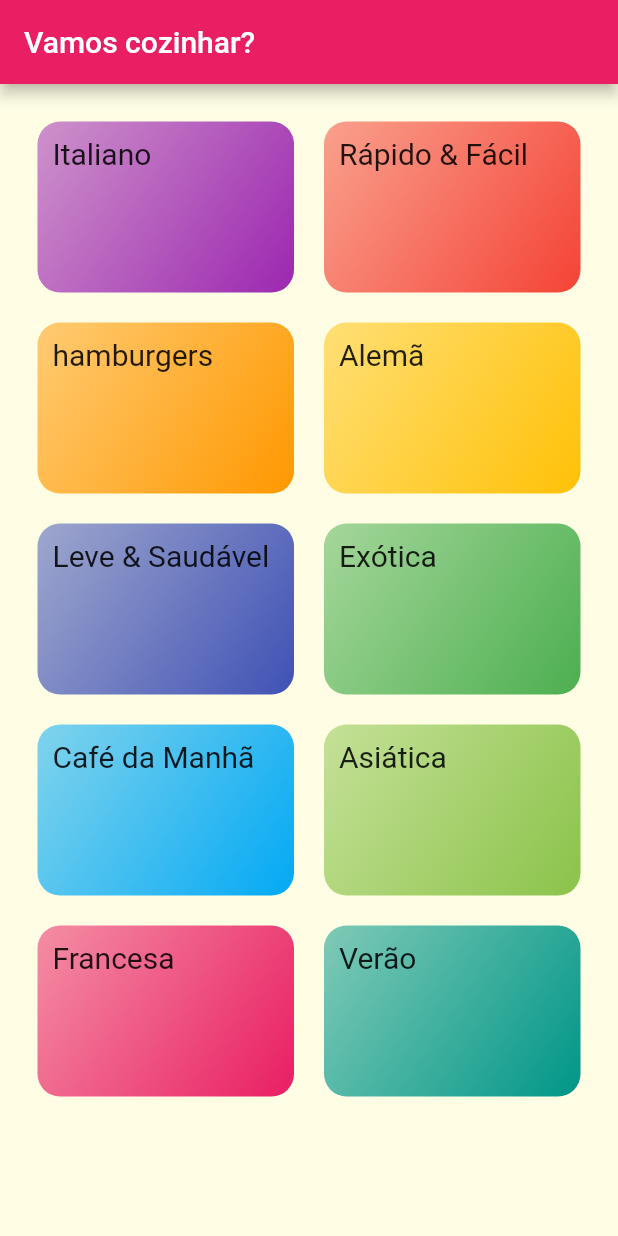
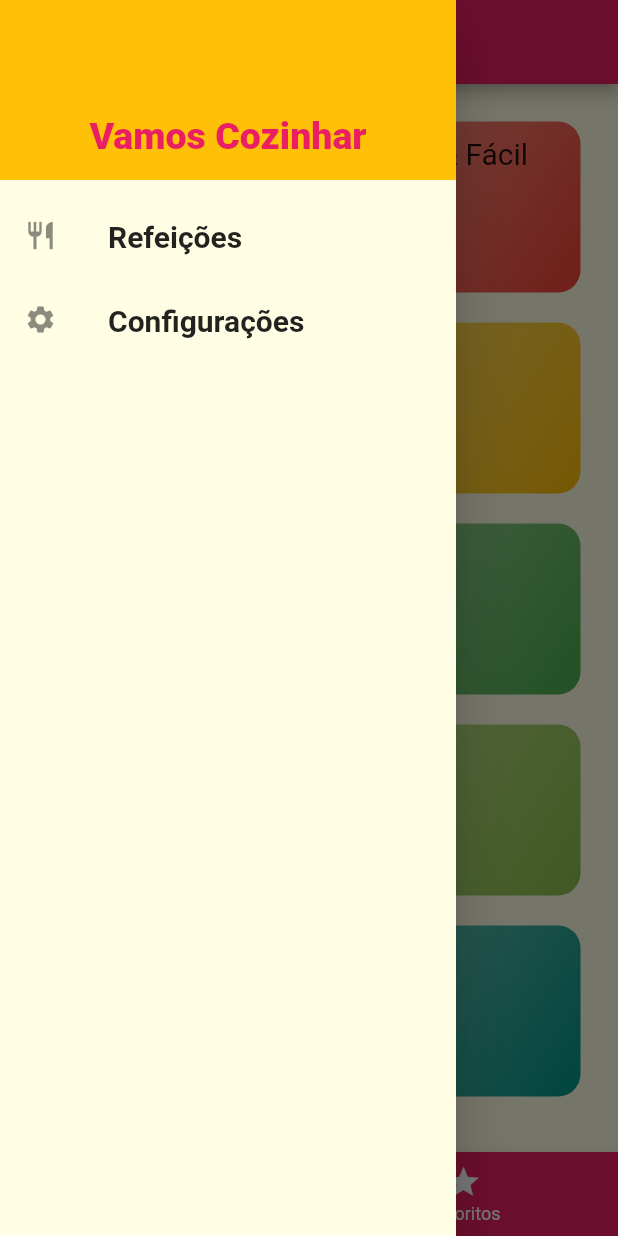
Before and after one commit to mateusdiasherculano/AplicativoRefeicao, a Flutter app: the screen it shows after launch, with the side drawer open (before the commit the screen has no drawer), on a phone screen of 412 x 824 dp. Run offline on Flutter 3.47's test engine with Material 2 defaults, Android fonts, the phone set to English and light mode, and no system bars.

Commit message:
atualições de tela

```diff
--- /dev/null
+++ b/lib/components/main_drawer.dart
@@ -0,0 +1,60 @@
+import 'package:flutter/material.dart';
+import 'package:flutter/src/foundation/key.dart';
+import 'package:flutter/src/widgets/framework.dart';
+import 'package:meals/utils/app_routes.dart';
+
+class MainDrawer extends StatelessWidget {
+  Widget _createItem(IconData icon, String label, VoidCallback onTap) {
+    return ListTile(
+      leading: Icon(
+        icon,
+        size: 22,
+      ),
+      title: Text(
+        label,
+        style: const TextStyle(
+        fontFamily: 'RobotoCondensed',
+        fontSize: 20,
+        fontWeight: FontWeight.bold,
+      ),
+     ),
+    onTap: onTap,
+    );
+  }
+
+  @override
+  Widget build(BuildContext context) {
+    return Drawer(
+      child: Column(
+        children: [
+          Container(
+            height: 120,
+            width: double.infinity,
+            padding: const EdgeInsets.all(15),
+            color: Theme.of(context).colorScheme.secondary,
+            alignment: Alignment.bottomCenter,
+            child: Text(
+              'Vamos Cozinhar',
+              style: TextStyle(
+                fontWeight: FontWeight.w800,
+                fontSize: 25,
+                color: Theme.of(context).colorScheme.primary,
+              ),
+            ),
+          ),
+          const SizedBox(height: 10),
+          _createItem(
+            Icons.restaurant,
+            'Refeições',
+            () => Navigator.of(context).pushReplacementNamed(AppRoutes.HOME)
+          ),
+          _createItem(
+            Icons.settings,
+            'Configurações',
+            () => Navigator.of(context).pushReplacementNamed(AppRoutes.SETTINGS)
+          ),
+        ],
+      ),
+    );
+  }
+}
--- a/lib/components/meal_item.dart
+++ b/lib/components/meal_item.dart
@@ -13,7 +13,9 @@ class MealItem extends StatelessWidget {
     Navigator.of(context).pushNamed(
       AppRoutes.MEAL_DETAIL,
       arguments: meal,
-    );
+    ).then((result){
+
+    });
   }
 
   @override
--- a/lib/main.dart
+++ b/lib/main.dart
@@ -1,13 +1,57 @@
 import 'package:flutter/material.dart';
+import 'package:meals/data/dummy_data.dart';
 import 'package:meals/models/category.dart';
+import 'package:meals/models/settings.dart';
 import 'package:meals/screens/categories_meals_screen.dart';
 import 'package:meals/screens/category_screen.dart';
 import 'package:meals/screens/meal_detail_screen.dart';
+import 'package:meals/screens/settings_screen.dart';
+import 'package:meals/screens/tabs_screen.dart';
 import 'package:meals/utils/app_routes.dart';
+
+import 'models/meal.dart';
 
 void main() => runApp(MyApp());
 
-class MyApp extends StatelessWidget {
+class MyApp extends StatefulWidget {
+  @override
+  State<MyApp> createState() => _MyAppState();
+}
+
+class _MyAppState extends State<MyApp> {
+  Settings settings = Settings();
+  List<Meal> _availableMeals = DUMMY_MEALS;
+  List<Meal> _favoriteMeals = [];
+
+  void _filterMeals(Settings settings) {
+    setState(() {
+      this.settings = settings;
+      _availableMeals = DUMMY_MEALS.where((meal) {
+        final filterGluten = settings.isGlutenFree && !meal.isGlutenFree;
+        final filterLactose = settings.isLactoseFree && !meal.isLactoseFree;
+        final filterVegan = settings.isVegan && !meal.isVegan;
+        final filterVegetarian = settings.isVegetarian && !meal.isVegetarian;
+
+        return !filterGluten &&
+            !filterLactose &&
+            !filterVegan &&
+            !filterVegetarian;
+      }).toList();
+    });
+  }
+
+  void _toggleFavorite(Meal meal) {
+    setState(() {
+      _favoriteMeals.contains(meal)
+          ? _favoriteMeals.remove(meal)
+          : _favoriteMeals.add(meal);
+    });
+  }
+
+  bool _isFavorite(Meal meal) {
+    return _favoriteMeals.contains(meal);
+  }
+
   @override
   Widget build(BuildContext context) {
     return MaterialApp(
@@ -26,10 +70,12 @@ class MyApp extends StatelessWidget {
               ),
             ),
       ),
-      home: CategoriesScreen(),
+      home: TabsScreen(_favoriteMeals),
       routes: {
-        AppRoutes.CATEGORIES_MEALS: (context) => CategoriesMealsScreen(),
-        AppRoutes.MEAL_DETAIL: (context) => MealDetailScreen()
+        AppRoutes.CATEGORIES_MEALS: (context) =>
+            CategoriesMealsScreen(_availableMeals),
+        AppRoutes.MEAL_DETAIL: (context) => MealDetailScreen(_toggleFavorite,_isFavorite),
+        AppRoutes.SETTINGS: (context) => SettingsScreen(_filterMeals, settings),
       },
     );
   }
--- /dev/null
+++ b/lib/models/settings.dart
@@ -0,0 +1,13 @@
+class Settings {
+  bool isGlutenFree;
+  bool isLactoseFree;
+  bool isVegan;
+  bool isVegetarian;
+
+  Settings({
+   this.isGlutenFree = false,
+   this.isLactoseFree = false,
+   this.isVegan = false,
+   this.isVegetarian = false,
+  });
+}
--- a/lib/screens/category_screen.dart
+++ b/lib/screens/category_screen.dart
@@ -6,11 +6,7 @@ import 'package:meals/data/dummy_data.dart';
 class CategoriesScreen extends StatelessWidget {
   @override
   Widget build(BuildContext context) {
-    return Scaffold(
-      appBar: AppBar(
-        title: const Text('Vamos cozinhar?'),
-      ),
-      body: GridView(
+    return GridView(
         padding: const EdgeInsets.all(25),
         gridDelegate: const SliverGridDelegateWithMaxCrossAxisExtent(
           maxCrossAxisExtent: 200,
@@ -21,7 +17,6 @@ class CategoriesScreen extends StatelessWidget {
         children: DUMMY_CATEGORIES.map((cat) {
           return CategoryItem(cat);
         }).toList(),
-      ),
     );
   }
 }
--- /dev/null
+++ b/lib/screens/tabs_screen.dart
@@ -0,0 +1,73 @@
+import 'package:flutter/material.dart';
+import 'package:flutter/src/foundation/key.dart';
+import 'package:flutter/src/widgets/framework.dart';
+import 'package:meals/components/main_drawer.dart';
+import 'package:meals/screens/category_screen.dart';
+import 'package:meals/screens/favorite_screen.dart';
+
+import '../models/meal.dart';
+
+class TabsScreen extends StatefulWidget {
+  final List<Meal> favoriteMeals;
+
+  TabsScreen(this.favoriteMeals);
+
+  @override
+  State<TabsScreen> createState() => _TabsScreenState();
+}
+
+class _TabsScreenState extends State<TabsScreen> {
+  int _selectedScreenIndex = 0;
+  late List<Map<String, Object>> _screens;
+
+  @override
+  void initState() {
+    super.initState();
+    _screens = [
+      {
+        'title': 'Lista de Categorias',
+        'screen': CategoriesScreen(),
+      },
+      {
+        'title': 'Meus Favoritos',
+        'screen': FavoriteScreen(widget.favoriteMeals),
+      },
+    ];
+  }
+
+  _selectScreen(int index) {
+    setState(() {
+      _selectedScreenIndex = index;
+    });
+  }
+
+  @override
+  Widget build(BuildContext context) {
+    return Scaffold(
+      appBar: AppBar(
+        title: Text(
+          _screens[_selectedScreenIndex]['title'] as String,
+        ),
+      ),
+      drawer: MainDrawer(),
+      body: _screens[_selectedScreenIndex]['screen'] as Widget,
+      bottomNavigationBar: BottomNavigationBar(
+        onTap: _selectScreen,
+        backgroundColor: Theme.of(context).colorScheme.primary,
+        unselectedItemColor: Colors.white,
+        selectedItemColor: Theme.of(context).colorScheme.secondary,
+        currentIndex: _selectedScreenIndex,
+        items: const [
+          BottomNavigationBarItem(
+            icon: Icon(Icons.category),
+            label: 'Categories',
+          ),
+          BottomNavigationBarItem(
+            icon: Icon(Icons.star),
+            label: 'Favoritos',
+          ),
+        ],
+      ),
+    );
+  }
+}
--- a/lib/utils/app_routes.dart
+++ b/lib/utils/app_routes.dart
@@ -2,4 +2,5 @@ class AppRoutes {
   static const HOME = '/';
   static const CATEGORIES_MEALS = '/categories-meals';
   static const MEAL_DETAIL = '/meal-detail';
+  static const SETTINGS = '/settings';
 }
```
Also changed, not shown: lib/screens/categories_meals_screen.dart (+6 -2 lines), lib/screens/favorite_screen.dart (added, +27 -0 lines), lib/screens/meal_detail_screen.dart (+21 -5 lines), lib/screens/settings_screen.dart (added, +90 -0 lines).
